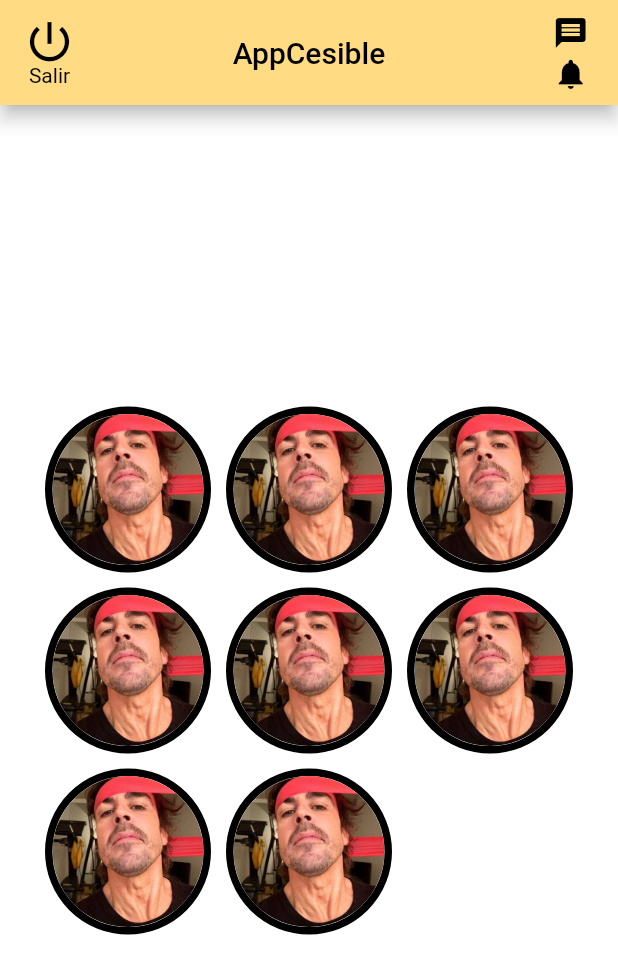
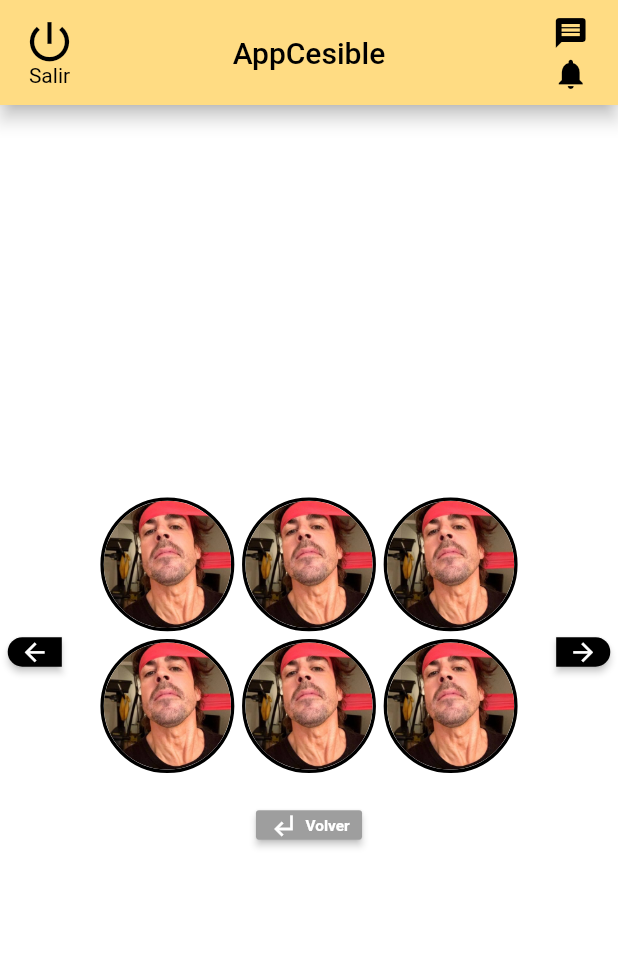
Before and after one commit to Los-Galacticos-de-Montepinar/Appcesible, a Flutter app: the SelectUserTab screen opened directly, on a phone screen of 412 x 824 dp. Shown: the top 974 px of the screen. Run offline on Flutter 3.47's test engine with Material 2 defaults, Android fonts, the phone set to English and light mode, and no system bars; our stand-ins replace flutter_screenutil, responsive_builder.

```diff
--- a/lib/screens/select_user_tab.dart
+++ b/lib/screens/select_user_tab.dart
@@ -1,9 +1,14 @@
 import 'package:appcesible/widgets/top_menu.dart';
 import 'package:flutter/material.dart';
 
-class SelectUserTab extends StatelessWidget {
+class SelectUserTab extends StatefulWidget {
   SelectUserTab({Key? key});
 
+  @override
+  _SelectUserTabState createState() => _SelectUserTabState();
+}
+
+class _SelectUserTabState extends State<SelectUserTab> {
   List<String> imagenes = [
     'assets/images/alonso.png',
     'assets/images/alonso.png',
@@ -11,9 +16,15 @@ class SelectUserTab extends StatelessWidget {
     'assets/images/alonso.png',
     'assets/images/alonso.png',
     'assets/images/alonso.png',
-    'assets/images/alonso.png',
-    'assets/images/alonso.png',
+    'assets/images/ronaldo.png',
+    'assets/images/ronaldo.png',
+    'assets/images/ronaldo.png',
+    'assets/images/ronaldo.png',
+    'assets/images/ronaldo.png',
+    'assets/images/ronaldo.png',
   ];
+
+  int currentIndex = 0;
 
   @override
   Widget build(BuildContext context) {
@@ -21,18 +32,56 @@ class SelectUserTab extends StatelessWidget {
       backgroundColor: Colors.white,
       appBar: const TopMenu(),
       body: Center(
-        child: Container(
+        child: FittedBox(
+          child: Column(
+            children: [
+              Row(
+                mainAxisAlignment: MainAxisAlignment.spaceBetween,
+                children: [
+                  // Box transparent between left and the button
+                  const SizedBox(width: 10),
+
+                  // Elevated Button to the previous user
+                  ElevatedButton(
+                    onPressed: () {
+                      setState(() {
+                        currentIndex =
+                            (currentIndex - 6).clamp(0, imagenes.length - 1);
+                      });
+                    },
+                    style: ElevatedButton.styleFrom(
+                      backgroundColor: Colors.black,
+                      shape: const RoundedRectangleBorder(
+                        borderRadius: BorderRadius.only(
+                          topLeft: Radius.circular(20.0),
+                          bottomLeft: Radius.circular(20.0),
+                        ),
+                      ),
+                    ),
+                    child: const Icon(
+                      Icons.arrow_back,
+                      size: 38,
+                      color: Colors.white,
+                    ),
+                  ),
+                  // Box transparent between the button and the profile picture
+                  const SizedBox(width: 20),
+                  Container(
+                    width: 600,
+                    height: 400,
                     padding: const EdgeInsets.symmetric(horizontal: 30),
                     child: GridView.builder(
                       shrinkWrap: true,
-            gridDelegate: const SliverGridDelegateWithFixedCrossAxisCount(
+                      gridDelegate:
+                          const SliverGridDelegateWithFixedCrossAxisCount(
                         crossAxisCount: 3,
                         mainAxisSpacing: 10.0,
                         crossAxisSpacing: 10.0,
                       ),
-            itemCount: imagenes.length,
+                      itemCount: (currentIndex + 6).clamp(0, imagenes.length),
                       itemBuilder: (context, index) {
-              return Container(
+                        return FittedBox(
+                          child: Container(
                             width: 200,
                             height: 200,
                             decoration: BoxDecoration(
@@ -45,8 +94,67 @@ class SelectUserTab extends StatelessWidget {
                             child: ClipOval(
                               child: _imageWidget(image: imagenes[index]),
                             ),
+                          ),
                         );
                       },
+                    ),
+                  ),
+                  // Box transparent between the button and the profile picture
+                  const SizedBox(width: 20),
+                  // Elevated Button to the next user
+                  ElevatedButton(
+                    onPressed: () {
+                      setState(() {
+                        currentIndex =
+                            (currentIndex + 6).clamp(0, imagenes.length - 1);
+                      });
+                    },
+                    style: ElevatedButton.styleFrom(
+                      backgroundColor: Colors.black,
+                      shape: const RoundedRectangleBorder(
+                        borderRadius: BorderRadius.only(
+                          topRight: Radius.circular(20.0),
+                          bottomRight: Radius.circular(20.0),
+                        ),
+                      ),
+                    ),
+                    child: const Icon(
+                      Icons.arrow_forward,
+                      size: 38,
+                      color: Colors.white,
+                    ),
+                  ),
+                  // Box transparent between left and the button
+                  const SizedBox(width: 10),
+                ],
+              ),
+              ElevatedButton(
+                  onPressed: () {},
+                  style: ElevatedButton.styleFrom(
+                    backgroundColor:
+                        Colors.grey[500], // Cambia el color de fondo
+                  ),
+                  child: const Row(
+                    children: [
+                      Icon(
+                        Icons.subdirectory_arrow_left_outlined,
+                        size: 38,
+                        color: Colors.white,
+                      ),
+                      SizedBox(
+                        width: 10,
+                      ),
+                      Text(
+                        'Volver',
+                        style: TextStyle(
+                          fontSize: 20,
+                          fontWeight: FontWeight.bold,
+                          color: Colors.white,
+                        ),
+                      ),
+                    ],
+                  )),
+            ],
           ),
         ),
       ),
```
Lines whose indentation alone changed are shown as unchanged.
